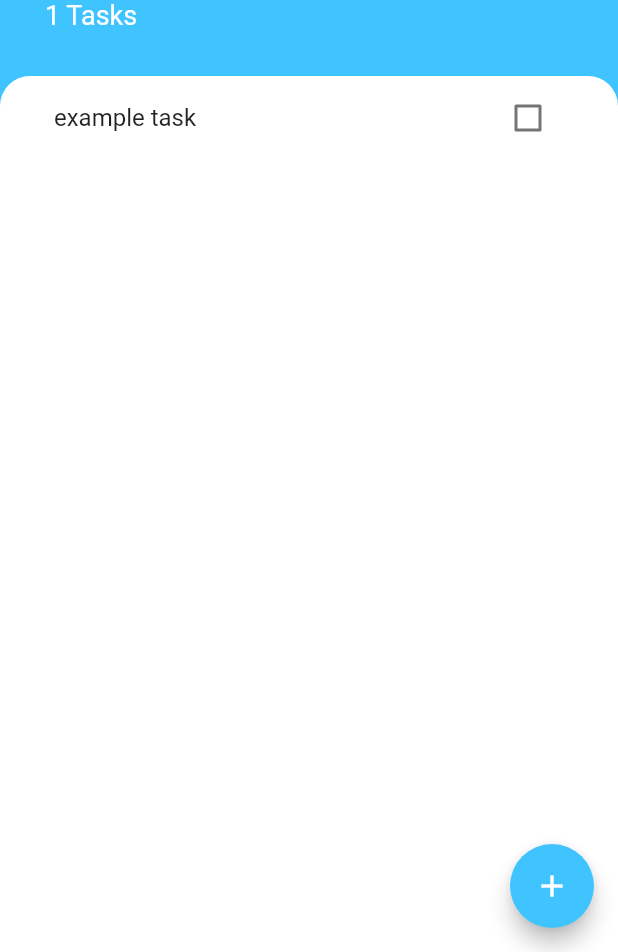
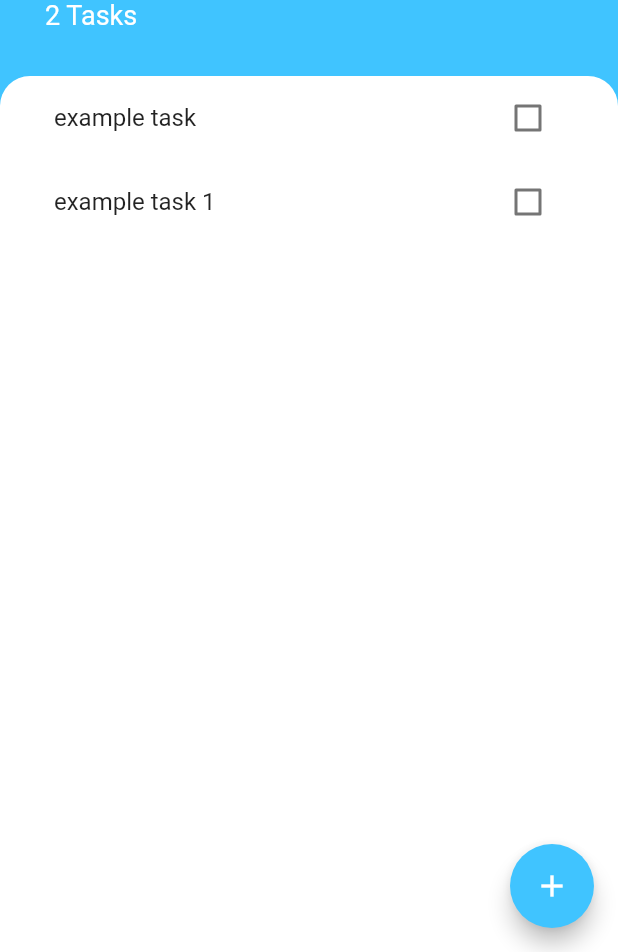
Before and after one commit to nsakenov/flutter_todo_app, a Flutter app: the screen it shows after launch, on a phone screen of 412 x 824 dp, the part 284-1236 px from its top. Run offline on Flutter 3.47's test engine with Material 2 defaults, Android fonts, the phone set to English and light mode, and no system bars.

Commit message:
wip provider package

```diff
--- a/lib/components/tasks_list.dart
+++ b/lib/components/tasks_list.dart
@@ -1,10 +1,10 @@
 import 'package:flutter/material.dart';
 import 'package:flutter_todo_app/models/task.dart';
 import 'task_tile.dart';
+import 'package:provider/provider.dart';
+import 'package:flutter_todo_app/screens/tasks_screen.dart';
 
 class TasksList extends StatefulWidget {
-  final List<Task> tasks;
-  TasksList({required this.tasks});
   @override
   _TasksListState createState() => _TasksListState();
 }
@@ -15,15 +15,15 @@ class _TasksListState extends State<TasksList> {
     return ListView.builder(
       itemBuilder: (context, index) {
         return TaskTile(
-            title: widget.tasks[index].name,
-            isChecked: widget.tasks[index].isDone,
+            title: Provider.of<Data>(context).tasks[index].name,
+            isChecked: Provider.of<Data>(context).tasks[index].isDone,
             checkboxCallback: (bool? checkboxState) {
               setState(() {
-                widget.tasks[index].toggleDone();
+                Provider.of<Data>(context).tasks[index].toggleDone();
               });
             });
       },
-      itemCount: widget.tasks.length,
+      itemCount: Provider.of<Data>(context).tasks.length,
     );
   }
 }
--- a/lib/models/task.dart
+++ b/lib/models/task.dart
@@ -1,3 +1,5 @@
+import 'package:flutter/material.dart';
+
 class Task {
   String name;
   bool isDone;
--- a/lib/screens/tasks_screen.dart
+++ b/lib/screens/tasks_screen.dart
@@ -2,6 +2,19 @@ import 'package:flutter/material.dart';
 import 'package:flutter_todo_app/components/add_task_screen.dart';
 import 'package:flutter_todo_app/models/task.dart';
 import 'package:flutter_todo_app/components/tasks_list.dart';
+import 'package:provider/provider.dart';
+
+class Data extends ChangeNotifier {
+  List<Task> tasks = [
+    Task(name: 'example task'),
+    Task(name: 'example task 1'),
+  ];
+  void add(Task) {
+    tasks.add(Task);
+  }
+
+  notifyListeners();
+}
 
 class TasksScreen extends StatefulWidget {
   @override
@@ -9,13 +22,12 @@ class TasksScreen extends StatefulWidget {
 }
 
 class _TasksScreenState extends State<TasksScreen> {
-  List<Task> tasks = [
-    Task(name: 'example task'),
-  ];
-
   @override
   Widget build(BuildContext context) {
-    return Scaffold(
+    return ChangeNotifierProvider<Data>(
+      create: (context) => Data(),
+      child: Consumer<Data>(
+        builder: (context, provider, child) => Scaffold(
             backgroundColor: Colors.lightBlueAccent,
             floatingActionButton: FloatingActionButton(
               backgroundColor: Colors.lightBlueAccent,
@@ -26,16 +38,15 @@ class _TasksScreenState extends State<TasksScreen> {
                   builder: (BuildContext context) {
                     return AddTaskScreen(
                       addTasks: (String name) {
-                    setState(() {
-                      tasks.add(Task(name: name));
-                    });
+                        Provider.of<Data>(context).tasks.add(Task(name: name));
                       },
                     );
                   },
                 );
               },
             ),
-        body: Column(crossAxisAlignment: CrossAxisAlignment.start, children: [
+            body:
+                Column(crossAxisAlignment: CrossAxisAlignment.start, children: [
               Container(
                 padding: EdgeInsets.only(
                     top: 60.0, left: 30.0, right: 30.0, bottom: 30.0),
@@ -63,7 +74,7 @@ class _TasksScreenState extends State<TasksScreen> {
                       ),
                     ),
                     Text(
-                  '${tasks.length} Tasks',
+                      '${Provider.of<Data>(context).tasks.length} Tasks',
                       style: TextStyle(
                         color: Colors.white,
                         fontSize: 18.0,
@@ -82,9 +93,11 @@ class _TasksScreenState extends State<TasksScreen> {
                       topRight: Radius.circular(20.0),
                     ),
                   ),
-              child: TasksList(tasks: tasks),
+                  child: TasksList(),
                 ),
               )
-        ]));
+            ])),
+      ),
+    );
   }
 }
--- a/pubspec.yaml
+++ b/pubspec.yaml
@@ -28,6 +28,7 @@ dependencies:
   # The following adds the Cupertino Icons font to your application.
   # Use with the CupertinoIcons class for iOS style icons.
   cupertino_icons: ^1.0.2
+  provider: ^5.0.0
 
 dev_dependencies:
   flutter_test:
```
Also changed, not shown: pubspec.lock. Lines whose indentation alone changed are shown as unchanged.
